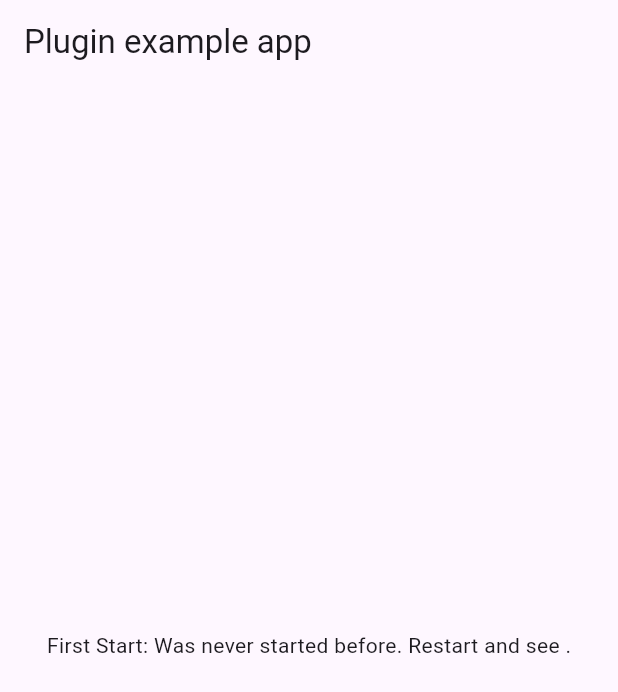
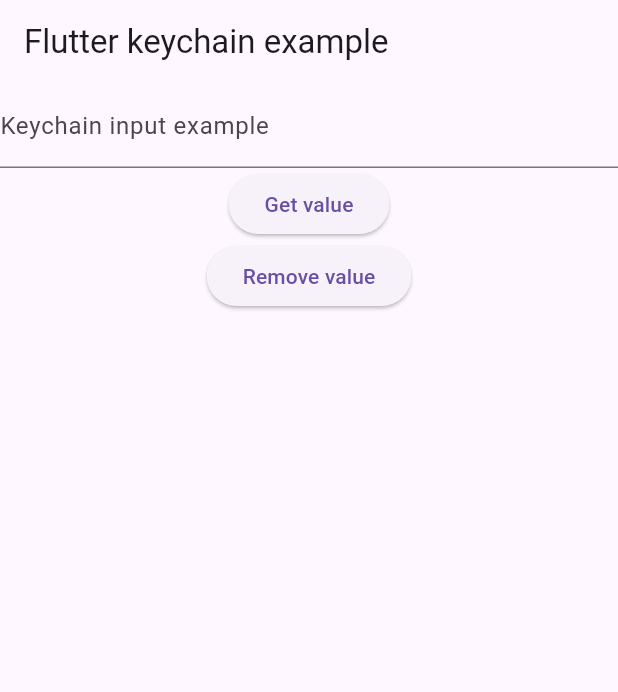
Before and after one commit to jeroentrappers/flutter_keychain, a Flutter app: the screen it shows after launch, on a phone screen of 412 x 824 dp. Shown: the top 692 px of the screen. Run offline on Flutter 3.47's test engine with Material 3 defaults, Android fonts, the phone set to English and light mode, and no system bars; our stand-ins replace plugin_platform_interface.

Commit message:
update example app

```diff
--- a/example/lib/main.dart
+++ b/example/lib/main.dart
@@ -1,62 +1,82 @@
-import 'dart:async';
-
 import 'package:flutter/material.dart';
 import 'package:flutter_keychain/flutter_keychain.dart';
 
-void main() => runApp(new MyApp());
+void main() {
+  runApp(const MyApp());
+}
 
 class MyApp extends StatefulWidget {
+  const MyApp({super.key});
+
   @override
-  _MyAppState createState() => new _MyAppState();
+  State<MyApp> createState() => _MyAppState();
 }
 
 class _MyAppState extends State<MyApp> {
-  String _firstStart = 'Unknown';
+  final TextEditingController controller = TextEditingController();
 
-  @override
-  void initState() {
-    super.initState();
-    initPlatformState();
-  }
-
-  // Platform messages are asynchronous, so we initialize in an async method.
-  Future<void> initPlatformState() async {
-    String platformVersion;
-    // Platform messages may fail, so we use a try/catch PlatformException.
-    try {
-      var firstStart = await FlutterKeychain.get(key: "firstStart");
-
-      if (null == firstStart) {
-        await FlutterKeychain.put(
-            key: "firstStart", value: DateTime.now().toIso8601String());
-      }
-
-      // If the widget was removed from the tree while the asynchronous platform
-      // message was in flight, we want to discard the reply rather than calling
-      // setState to update our non-existent appearance.
-      if (!mounted) return;
-
-      setState(() {
-        if (null == firstStart) {
-          _firstStart = "Was never started before. Restart and see .";
-        } else {
-          _firstStart = firstStart;
-        }
-      });
-    } on Exception catch (ae) {
-      print("Exception: " + ae.toString());
-    }
-  }
+  final String preferencesKey = 'flutter_keychain_example';
 
   @override
   Widget build(BuildContext context) {
-    return new MaterialApp(
-      home: new Scaffold(
-        appBar: new AppBar(
-          title: const Text('Plugin example app'),
+    return MaterialApp(
+      home: Scaffold(
+        appBar: AppBar(
+          title: const Text('Flutter keychain example'),
         ),
-        body: new Center(
-          child: new Text('First Start: $_firstStart\n'),
+        body: Center(
+          child: Column(
+            children: [
+              TextFormField(
+                controller: controller,
+                autovalidateMode: AutovalidateMode.onUserInteraction,
+                validator: (value) {
+                  if (value == null || value.isEmpty) {
+                    return 'Please enter some text';
+                  }
+
+                  return null;
+                },
+                decoration: InputDecoration(
+                  hintText: 'Enter a value',
+                  labelText: 'Keychain input example',
+                  suffix: ValueListenableBuilder(
+                    valueListenable: controller,
+                    builder: (context, value, child) {
+                      if (value.text.isEmpty) {
+                        return const SizedBox.shrink();
+                      }
+
+                      return IconButton(
+                        icon: const Icon(Icons.clear),
+                        onPressed: () async {
+                          await FlutterKeychain.put(key: preferencesKey, value: value.text);
+                        },
+                      );
+                    },
+                  ),
+                ),
+              ),
+              ElevatedButton(
+                child: const Text('Get value'),
+                onPressed: () async {
+                  final String? value = await FlutterKeychain.get(key: preferencesKey);
+
+                  if (!mounted || value == null || value.isEmpty) {
+                    return;
+                  }
+
+                  controller.text = value;
+                },
+              ),
+              ElevatedButton(
+                child: const Text('Remove value'),
+                onPressed: () async {
+                  await FlutterKeychain.remove(key: preferencesKey);
+                },
+              ),
+            ],
+          ),
         ),
       ),
     );
```
